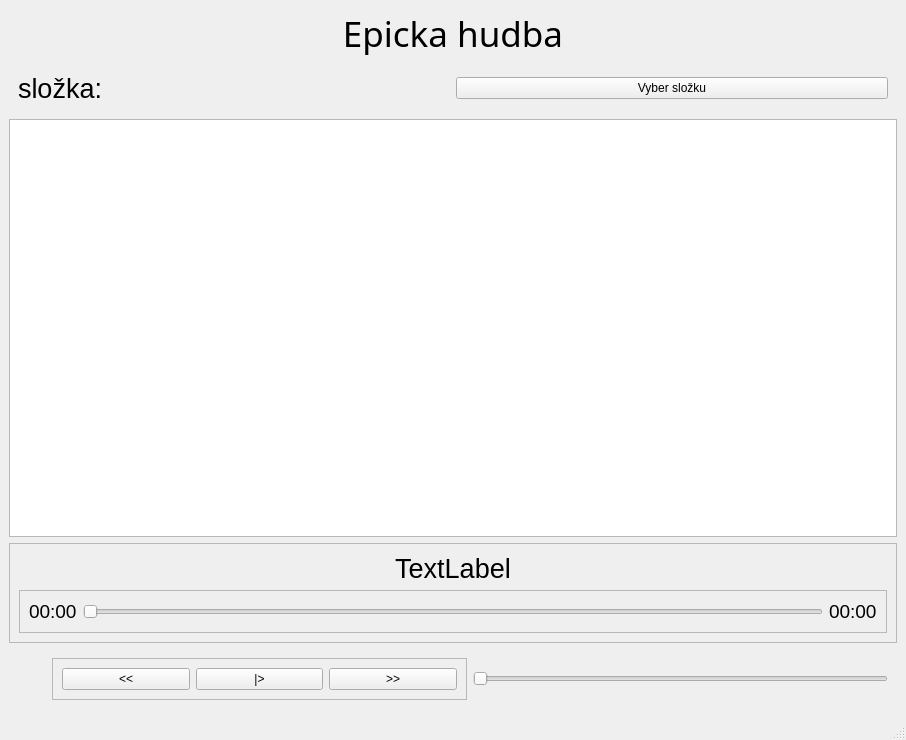
First picture: the form in player.ui, repository Franta3698/musicPlayer, before the edit.
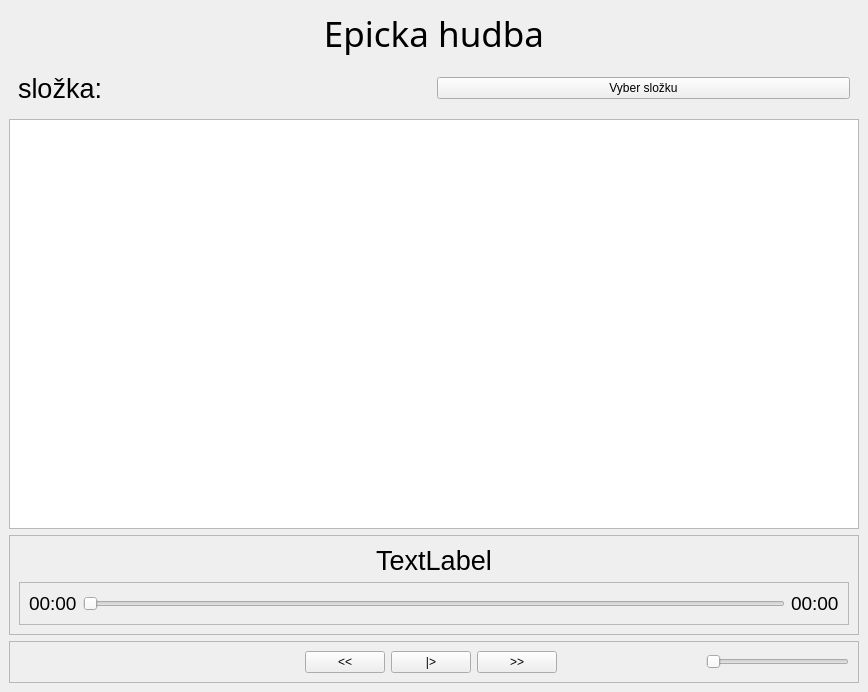
Second picture: the form after the edit.

What changed in the file:
```diff
--- a/player.ui
+++ b/player.ui
@@ -6,15 +6,15 @@
    <rect>
     <x>0</x>
     <y>0</y>
-    <width>906</width>
-    <height>740</height>
+    <width>868</width>
+    <height>692</height>
    </rect>
   </property>
   <property name="windowTitle">
    <string>MainWindow</string>
   </property>
   <widget class="QWidget" name="centralwidget">
-   <layout class="QVBoxLayout" name="verticalLayout">
+   <layout class="QVBoxLayout" name="verticalLayout_2">
     <item>
      <widget class="QLabel" name="Header_label">
       <property name="font">
@@ -82,7 +82,7 @@
       <property name="frameShadow">
        <enum>QFrame::Shadow::Raised</enum>
       </property>
-      <layout class="QVBoxLayout" name="verticalLayout_2">
+      <layout class="QVBoxLayout" name="verticalLayout">
        <item>
         <widget class="QLabel" name="CurrentMusic_label">
          <property name="font">
@@ -145,39 +145,46 @@
      </widget>
     </item>
     <item>
-     <widget class="QFrame" name="frame">
+     <widget class="QFrame" name="frame_2">
+      <property name="sizePolicy">
+       <sizepolicy hsizetype="MinimumExpanding" vsizetype="Preferred">
+        <horstretch>0</horstretch>
+        <verstretch>0</verstretch>
+       </sizepolicy>
+      </property>
       <property name="frameShape">
-       <enum>QFrame::Shape::NoFrame</enum>
+       <enum>QFrame::Shape::StyledPanel</enum>
       </property>
       <property name="frameShadow">
        <enum>QFrame::Shadow::Raised</enum>
       </property>
       <layout class="QHBoxLayout" name="horizontalLayout">
+       <item>
+        <spacer name="horizontalSpacer_3">
+         <property name="orientation">
+          <enum>Qt::Orientation::Horizontal</enum>
+         </property>
+         <property name="sizeHint" stdset="0">
+          <size>
+           <width>40</width>
+           <height>20</height>
+          </size>
+         </property>
+        </spacer>
+       </item>
        <item>
         <spacer name="horizontalSpacer">
          <property name="orientation">
           <enum>Qt::Orientation::Horizontal</enum>
          </property>
-         <property name="sizeType">
-          <enum>QSizePolicy::Policy::Preferred</enum>
-         </property>
          <property name="sizeHint" stdset="0">
           <size>
-           <width>34</width>
+           <width>40</width>
            <height>20</height>
           </size>
          </property>
         </spacer>
        </item>
-       <item>
-        <widget class="QFrame" name="frame_2">
-         <property name="frameShape">
-          <enum>QFrame::Shape::StyledPanel</enum>
-         </property>
-         <property name="frameShadow">
-          <enum>QFrame::Shadow::Raised</enum>
-         </property>
-         <layout class="QHBoxLayout" name="horizontalLayout_2">
           <item>
            <widget class="QPushButton" name="GoBack_button">
             <property name="text">
@@ -199,13 +206,23 @@
             </property>
            </widget>
           </item>
-         </layout>
-        </widget>
+       <item>
+        <spacer name="horizontalSpacer_2">
+         <property name="orientation">
+          <enum>Qt::Orientation::Horizontal</enum>
+         </property>
+         <property name="sizeHint" stdset="0">
+          <size>
+           <width>40</width>
+           <height>20</height>
+          </size>
+         </property>
+        </spacer>
        </item>
        <item>
         <widget class="QSlider" name="Volume_slider">
          <property name="sizePolicy">
-          <sizepolicy hsizetype="Minimum" vsizetype="Fixed">
+          <sizepolicy hsizetype="MinimumExpanding" vsizetype="Fixed">
            <horstretch>0</horstretch>
            <verstretch>0</verstretch>
           </sizepolicy>
@@ -223,17 +240,6 @@
     </item>
    </layout>
   </widget>
-  <widget class="QMenuBar" name="menubar">
-   <property name="geometry">
-    <rect>
-     <x>0</x>
-     <y>0</y>
-     <width>906</width>
-     <height>30</height>
-    </rect>
-   </property>
-  </widget>
-  <widget class="QStatusBar" name="statusbar"/>
  </widget>
  <resources/>
  <connections/>
```
Lines whose indentation alone changed are shown as unchanged.
